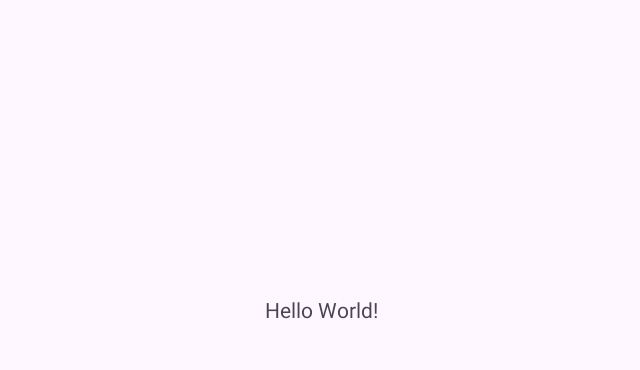
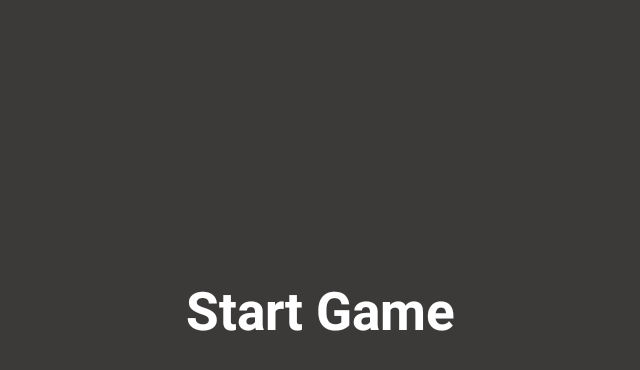
Before and after one commit to Camyus027/SDS-Mobile-CourseWork, an Android app: the screen it shows after launch (GameActivity), on a phone screen of 824 x 412 dp (held sideways). Before the commit the part shown is almost empty. Shown: the top 370 px of the screen, without its empty margins (297-937 px from the left). Run offline under Robolectric (Android 15) with nearby library versions, the phone set to English and light mode, and no system bars.

Commit message:
Create basic layout
The layout of the tow main screens have been created:
The first one is the start game screen. Once you click on the text its start an intent which create the pong table.
The second screen is the pong table in whihc you can see the ball and the racquets as well as the divisory line.

Adjustment have been made in the classes to ensure that everything looks as it should

```diff
--- a/app/src/main/java/com/example/pong2dgame/GameActivity.java
+++ b/app/src/main/java/com/example/pong2dgame/GameActivity.java
@@ -2,7 +2,9 @@ package com.example.pong2dgame;
 
 import androidx.appcompat.app.AppCompatActivity;
 
+import android.content.Intent;
 import android.os.Bundle;
+import android.view.View;
 
 public class GameActivity extends AppCompatActivity {
 
@@ -11,4 +13,10 @@ public class GameActivity extends AppCompatActivity {
         super.onCreate(savedInstanceState);
         setContentView(R.layout.activity_game);
     }
+
+    public void startGame(View view) {
+
+        Intent intent = new Intent(GameActivity.this, PongActivity.class);
+        startActivity(intent);
+    }
 }
--- a/app/src/main/res/layout/activity_game.xml
+++ b/app/src/main/res/layout/activity_game.xml
@@ -4,15 +4,23 @@
     xmlns:tools="http://schemas.android.com/tools"
     android:layout_width="match_parent"
     android:layout_height="match_parent"
+    android:background="@color/table_color"
     tools:context=".GameActivity">
 
     <TextView
+        android:id="@+id/startGameTextView"
         android:layout_width="wrap_content"
         android:layout_height="wrap_content"
-        android:text="Hello World!"
+        android:onClick="startGame"
+        android:text="@string/start_game"
+        android:textColor="#fff"
+        android:textSize="35sp"
+        android:textStyle="bold"
+        android:visibility="visible"
         app:layout_constraintBottom_toBottomOf="parent"
         app:layout_constraintEnd_toEndOf="parent"
         app:layout_constraintStart_toStartOf="parent"
-        app:layout_constraintTop_toTopOf="parent" />
-
+        app:layout_constraintTop_toTopOf="parent"
+        tools:text="Start Game"
+        tools:visibility="visible" />
 </androidx.constraintlayout.widget.ConstraintLayout>
--- a/app/src/main/res/values/strings.xml
+++ b/app/src/main/res/values/strings.xml
@@ -1,3 +1,7 @@
 <resources>
     <string name="app_name">Pong2DGame</string>
+    <string name="start_game">Start Game</string>
+    <string name="opponent">OPPONENT</string>
+    <string name="player">PLAYER</string>
+    <string name="ready">Ready!</string>
 </resources>
```
Also changed, not shown: app/src/main/java/com/example/pong2dgame/PongTable.java (+4 -9 lines), app/src/main/res/layout/activity_pong.xml (+66 -0 lines).
